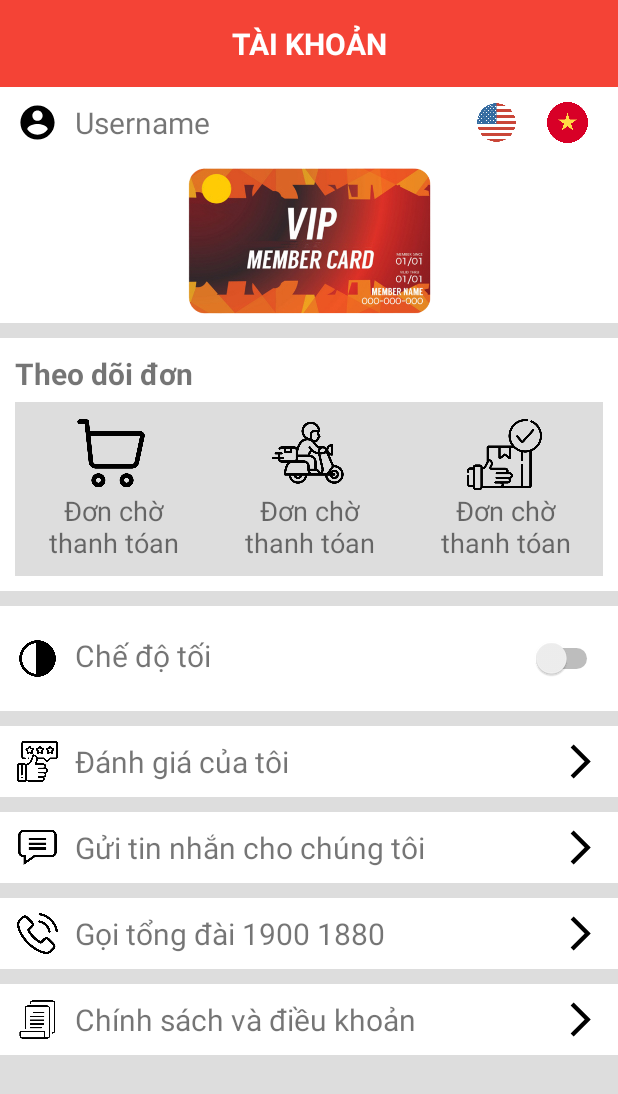
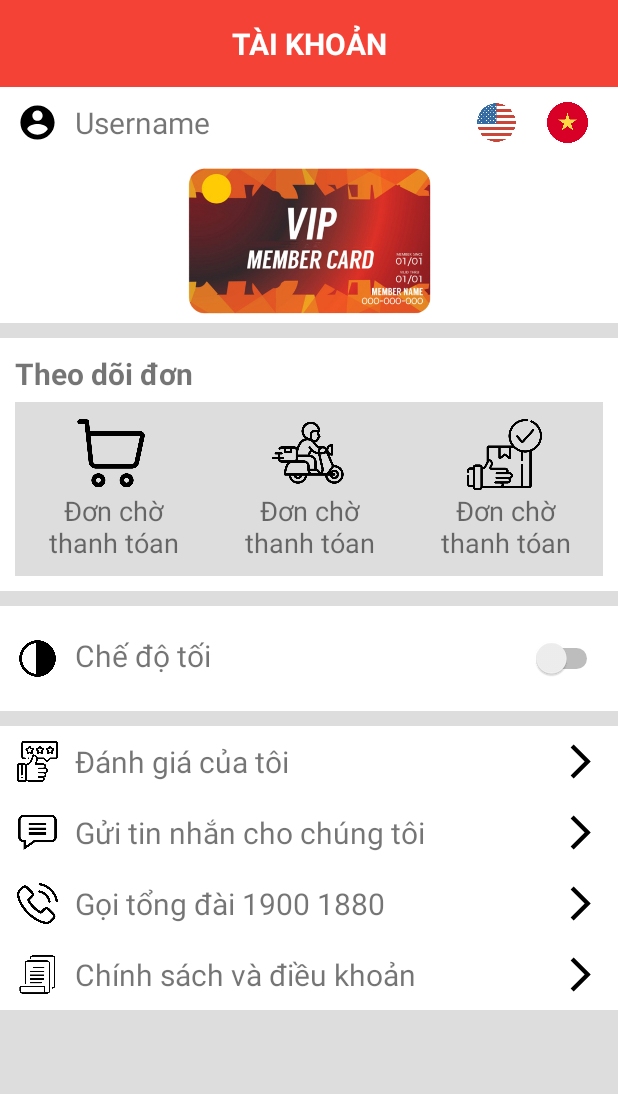
Before and after one commit to hoangvbm2808/LTDD2001_Nhom14, an Android app: the layout activity_account.xml on its own in the app's theme, with its tools: preview values and no code run, on a phone screen of 412 x 824 dp. Shown: the top 1094 px of the screen. Run offline under Robolectric (Android 15) with nearby library versions, the phone set to English and light mode, and no system bars.

Commit message:
config account_activity

```diff
--- a/app/src/main/AndroidManifest.xml
+++ b/app/src/main/AndroidManifest.xml
@@ -19,6 +19,9 @@
             android:name=".MainActivity"
             android:exported="false" />
         <activity
+            android:name=".AccountActivity"
+            android:exported="false" />
+        <activity
             android:name=".LoginActivity"
             android:exported="true">
             <intent-filter>
--- a/app/src/main/res/layout/activity_account.xml
+++ b/app/src/main/res/layout/activity_account.xml
@@ -224,82 +224,79 @@
     <LinearLayout
         android:layout_width="match_parent"
         android:layout_height="wrap_content"
+        android:background="@color/white"
         android:orientation="horizontal"
-        android:layout_marginTop="10dp"
-        android:padding="10dp"
-        android:background="@color/white">
+        android:padding="10dp">
+
         <ImageView
             android:layout_width="30dp"
             android:layout_height="match_parent"
-            android:src="@drawable/comment">
-        </ImageView>
+            android:src="@drawable/comment"></ImageView>
+
         <TextView
-            android:layout_weight="2"
             android:layout_width="wrap_content"
             android:layout_height="wrap_content"
+            android:layout_marginLeft="10dp"
+            android:layout_weight="2"
             android:text="Gửi tin nhắn cho chúng tôi"
-            android:textSize="20sp"
-            android:layout_marginLeft="10dp">
-        </TextView>
+            android:textSize="20sp"></TextView>
+
         <ImageView
             android:layout_width="30dp"
             android:layout_height="match_parent"
-            android:src="@drawable/baseline_arrow_forward_ios_24">
-        </ImageView>
+            android:src="@drawable/baseline_arrow_forward_ios_24"></ImageView>
     </LinearLayout>
     <!--goi dien -->
     <LinearLayout
         android:layout_width="match_parent"
         android:layout_height="wrap_content"
+        android:background="@color/white"
         android:orientation="horizontal"
-        android:layout_marginTop="10dp"
-        android:padding="10dp"
-        android:background="@color/white">
+        android:padding="10dp">
+
         <ImageView
             android:layout_width="30dp"
             android:layout_height="match_parent"
-            android:src="@drawable/call">
-        </ImageView>
+            android:src="@drawable/call"></ImageView>
+
         <TextView
-            android:layout_weight="2"
             android:layout_width="wrap_content"
             android:layout_height="wrap_content"
+            android:layout_marginLeft="10dp"
+            android:layout_weight="2"
             android:text="Gọi tổng đài 1900 1880"
-            android:textSize="20sp"
-            android:layout_marginLeft="10dp">
-        </TextView>
+            android:textSize="20sp"></TextView>
+
         <ImageView
             android:layout_width="30dp"
             android:layout_height="match_parent"
-            android:src="@drawable/baseline_arrow_forward_ios_24">
-        </ImageView>
+            android:src="@drawable/baseline_arrow_forward_ios_24"></ImageView>
     </LinearLayout>
     <!--Chinh sach va dieu khoan -->
     <LinearLayout
         android:layout_width="match_parent"
         android:layout_height="wrap_content"
+        android:background="@color/white"
         android:orientation="horizontal"
-        android:layout_marginTop="10dp"
-        android:padding="10dp"
-        android:background="@color/white">
+        android:padding="10dp">
+
         <ImageView
             android:layout_width="30dp"
             android:layout_height="match_parent"
-            android:src="@drawable/policy">
-        </ImageView>
+            android:src="@drawable/policy"></ImageView>
+
         <TextView
-            android:layout_weight="2"
             android:layout_width="wrap_content"
             android:layout_height="wrap_content"
+            android:layout_marginLeft="10dp"
+            android:layout_weight="2"
             android:text="Chính sách và điều khoản"
-            android:textSize="20sp"
-            android:layout_marginLeft="10dp">
-        </TextView>
+            android:textSize="20sp"></TextView>
+
         <ImageView
             android:layout_width="30dp"
             android:layout_height="match_parent"
-            android:src="@drawable/baseline_arrow_forward_ios_24">
-        </ImageView>
+            android:src="@drawable/baseline_arrow_forward_ios_24"></ImageView>
     </LinearLayout>
 
 
```
